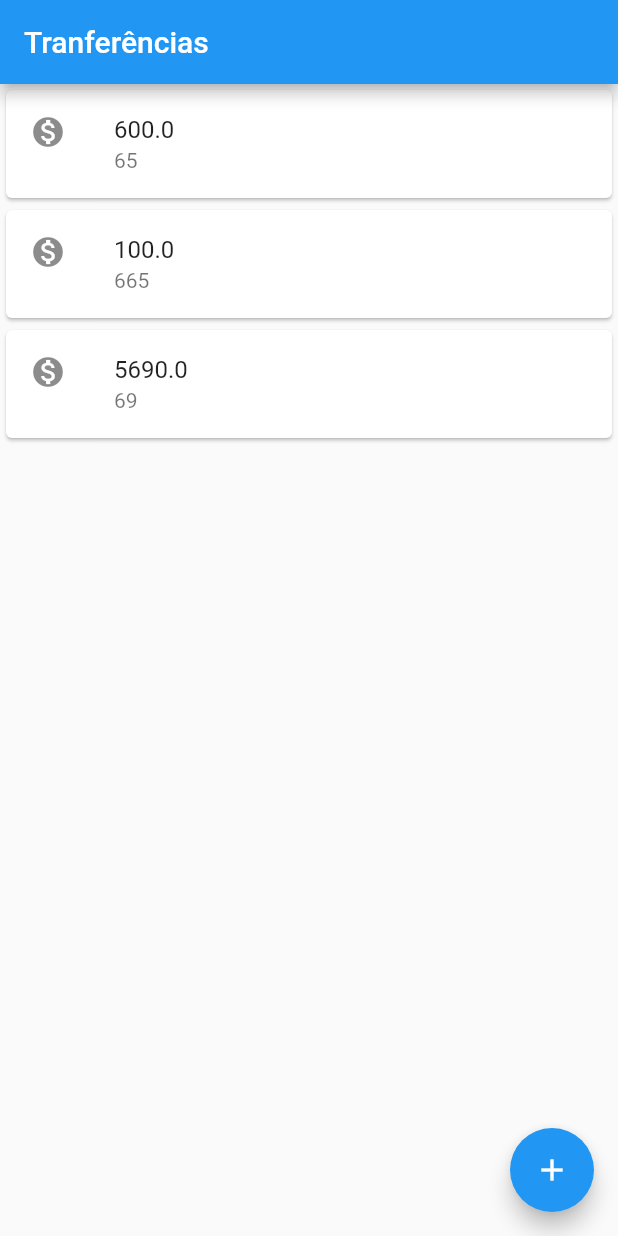
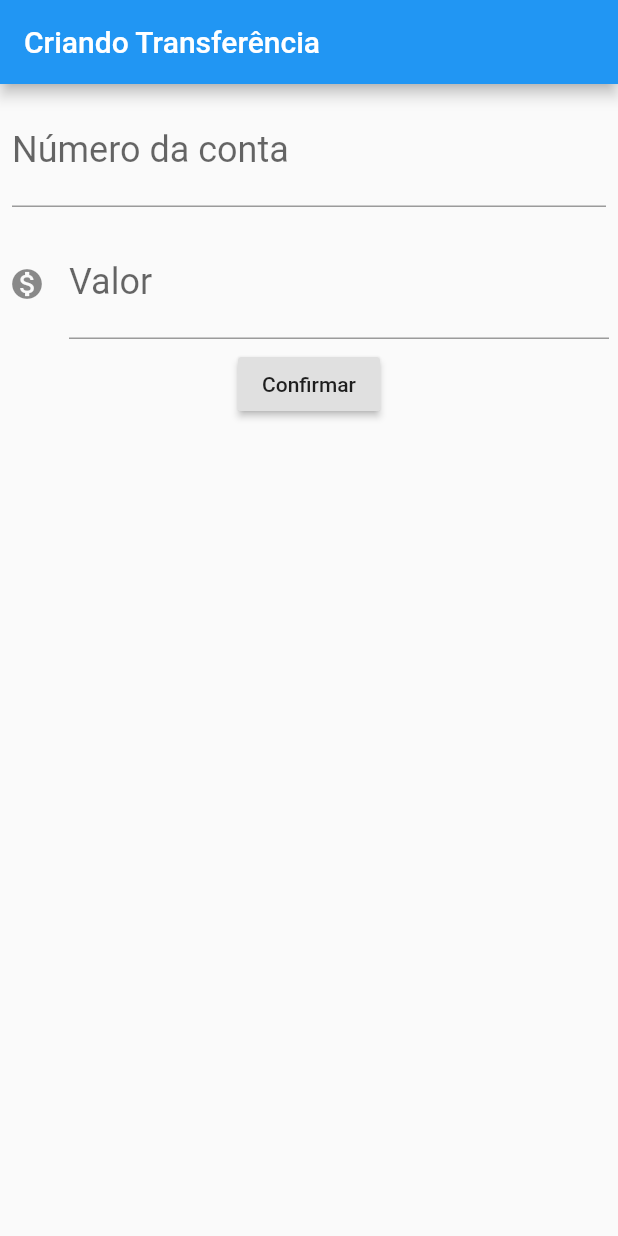
Before and after one commit to jessicacordeiro/bytebank-flutter, a Flutter app: the screen it shows after launch, on a phone screen of 412 x 824 dp. Run offline on Flutter 3.47's test engine with Material 2 defaults, Android fonts, the light colour scheme and no system bars.

Commit message:
Montando o layout do formulário

```diff
--- a/bytebank/lib/main.dart
+++ b/bytebank/lib/main.dart
@@ -2,29 +2,82 @@ import 'package:flutter/cupertino.dart';
 import 'package:flutter/material.dart';
 import 'package:flutter/widgets.dart';
 
-void main() => runApp(MaterialApp(
-  home: Scaffold(
-    body: ListaTransferencias(),
-    appBar: AppBar(
-      title: Text('Tranferências'),
-    ),
-    floatingActionButton: FloatingActionButton(
-      onPressed: () {  },
-      child: Icon(Icons.add),
-    ),
-  ),
-));
+void main() => runApp(BytebankApp());
+
+class BytebankApp extends StatelessWidget {
+  @override
+  Widget build(BuildContext context) {
+    return MaterialApp(
+      home: Scaffold(
+        body: FormularioTransferencia(),
+      ),
+    );
+  }
+}
+
+
+class FormularioTransferencia extends StatelessWidget {
+  @override
+  Widget build(BuildContext context) {
+    return Scaffold(
+       appBar: AppBar(title: Text('Criando Transferência'),),
+        body: Column(
+          children: <Widget> [
+            Padding(
+                padding: const EdgeInsets.all(8.0),
+                child: TextField(
+                  style: TextStyle(
+                      fontSize: 24.0
+                  ),
+                  decoration: InputDecoration(
+                      labelText: 'Número da conta',
+                      hintText: '0000'
+                  ),
+                  keyboardType: TextInputType.number,
+                ),
+            ),
+            Padding(
+                padding: const EdgeInsets.all(6.0),
+                child: TextField(
+                  style: TextStyle(
+                      fontSize: 24.0
+                  ),
+                  decoration: InputDecoration(
+                      icon: Icon(Icons.monetization_on),
+                      labelText: 'Valor',
+                      hintText: '0.00'
+                  ),
+                  keyboardType: TextInputType.number,
+                ),
+            ),
+            RaisedButton(
+              onPressed: () {  },
+              child: Text('Confirmar'),
+            )
+          ],
+        ));
+  }
+}
 
 class ListaTransferencias extends StatelessWidget {
 
   @override
   Widget build(BuildContext context) {
-    return Column(
-      children: <Widget> [
-        ItemTransferencia(Transferencia(600.0, 0065)),
-        ItemTransferencia(Transferencia(100.0, 0665)),
-        ItemTransferencia(Transferencia(5690.0, 0069)),
-      ],
+    return Scaffold(
+      appBar: AppBar(
+        title: Text('Tranferências'),
+      ),
+      body: Column(
+        children: <Widget> [
+          ItemTransferencia(Transferencia(600.0, 0065)),
+          ItemTransferencia(Transferencia(100.0, 0665)),
+          ItemTransferencia(Transferencia(5690.0, 0069)),
+        ],
+      ),
+      floatingActionButton: FloatingActionButton(
+        onPressed: () {  },
+        child: Icon(Icons.add),
+      ),
     );
   }
 }
```
